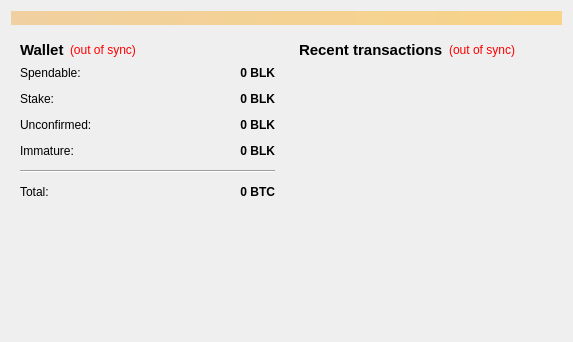
The window that src/qt/forms/overviewpage.ui (HansF/dstra) describes before a commit, drawn with Qt 5.
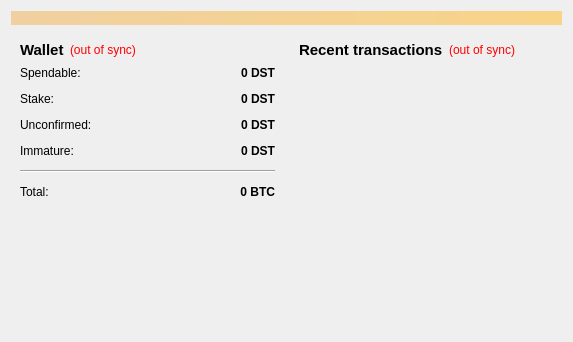
The same window after the commit.

Patch:
```diff
--- a/src/qt/forms/overviewpage.ui
+++ b/src/qt/forms/overviewpage.ui
@@ -118,7 +118,7 @@
                <string>Your current spendable balance</string>
               </property>
               <property name="text">
-               <string notr="true">0 BLK</string>
+               <string notr="true">0 DST</string>
               </property>
               <property name="alignment">
                <set>Qt::AlignRight|Qt::AlignTrailing|Qt::AlignVCenter</set>
@@ -150,7 +150,7 @@
                <string>Total of coins that was staked, and do not yet count toward the current balance</string>
               </property>
               <property name="text">
-               <string notr="true">0 BLK</string>
+               <string notr="true">0 DST</string>
               </property>
               <property name="alignment">
                <set>Qt::AlignRight|Qt::AlignTrailing|Qt::AlignVCenter</set>
@@ -182,7 +182,7 @@
                <string>Total of transactions that have yet to be confirmed, and do not yet count toward the current balance</string>
               </property>
               <property name="text">
-               <string notr="true">0 BLK</string>
+               <string notr="true">0 DST</string>
               </property>
               <property name="alignment">
                <set>Qt::AlignRight|Qt::AlignTrailing|Qt::AlignVCenter</set>
@@ -211,7 +211,7 @@
                <string>Mined balance that has not yet matured</string>
               </property>
               <property name="text">
-               <string notr="true">0 BLK</string>
+               <string notr="true">0 DST</string>
               </property>
               <property name="alignment">
                <set>Qt::AlignRight|Qt::AlignTrailing|Qt::AlignVCenter</set>
```
